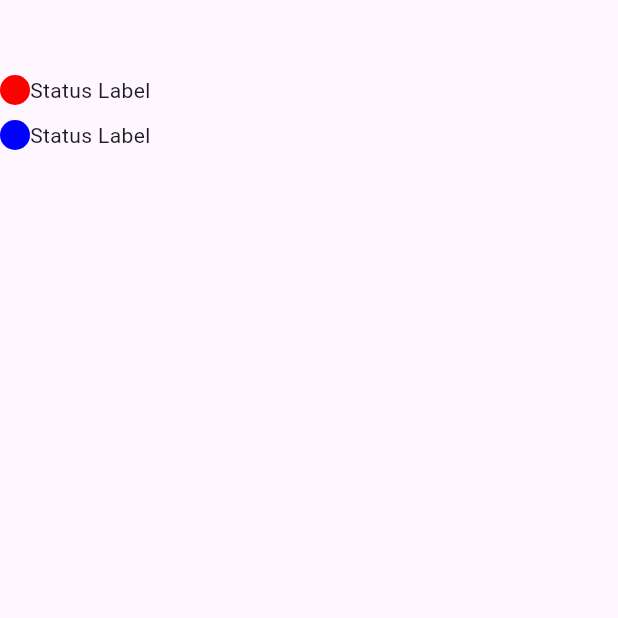
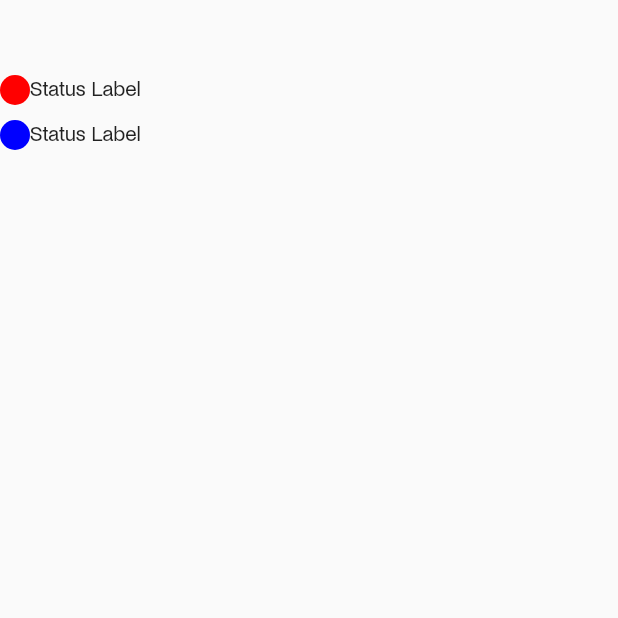
Before and after one commit to toihocflutter/ErifazDS, a Flutter app: the screen it shows after launch, on a phone screen of 412 x 824 dp, the top half of it. Run offline on Flutter 3.47's test engine with Material 2 defaults, Android fonts, the phone set to English and light mode, and no system bars.

Commit message:
Add font Theme

```diff
--- /dev/null
+++ b/lib/foundation/app_theme.dart
@@ -0,0 +1,11 @@
+import 'package:flutter/material.dart';
+
+class AppTheme {
+  static ThemeData getTheme() {
+    return ThemeData(
+      primaryColor: Colors.lightBlue[800],
+      unselectedWidgetColor: Colors.grey,
+      fontFamily: "NoiGrotesk",
+    );
+  }
+}
--- a/lib/main.dart
+++ b/lib/main.dart
@@ -1,5 +1,6 @@
 import 'package:flutter/material.dart';
 import 'package:ui_ux_pet/components/StatusLabel.dart';
+import 'package:ui_ux_pet/foundation/app_theme.dart';
 
 void main() {
   runApp(const MyApp());
@@ -8,21 +9,19 @@ void main() {
 class MyApp extends StatelessWidget {
   const MyApp({super.key});
 
-  // This widget is the root of your application.
   @override
   Widget build(BuildContext context) {
     return MaterialApp(
       title: 'Flutter Demo',
-      theme: ThemeData(
-        colorScheme: ColorScheme.fromSeed(seedColor: Colors.deepPurple),
-        useMaterial3: true,
-      ),
-      home: MainActivity(),
+      theme: AppTheme.getTheme(),
+      home: const MainActivity(),
     );
   }
 }
 
 class MainActivity extends StatelessWidget {
+  const MainActivity({super.key});
+
   @override
   Widget build(BuildContext context) {
     return const Scaffold(
```
Also changed, not shown: pubspec.yaml (+44 -6 lines), assets/fonts/NoiGrotesk-Black.ttf (added), assets/fonts/NoiGrotesk-BlackItalic.ttf (added), assets/fonts/NoiGrotesk-Bold.ttf (added), assets/fonts/NoiGrotesk-BoldItalic.ttf (added), assets/fonts/NoiGrotesk-Light.ttf (added), assets/fonts/NoiGrotesk-LightItalic.ttf (added), assets/fonts/NoiGrotesk-Medium.ttf (added), assets/fonts/NoiGrotesk-MediumItalic.ttf (added), assets/fonts/NoiGrotesk-Regular.ttf (added), assets/fonts/NoiGrotesk-RegularItalic.ttf (added), assets/fonts/NoiGrotesk-Semibold.ttf (added), assets/fonts/NoiGrotesk-SemiboldItalic.ttf (added), assets/fonts/NoiGrotesk-Thin.ttf (added), 3 more files.
